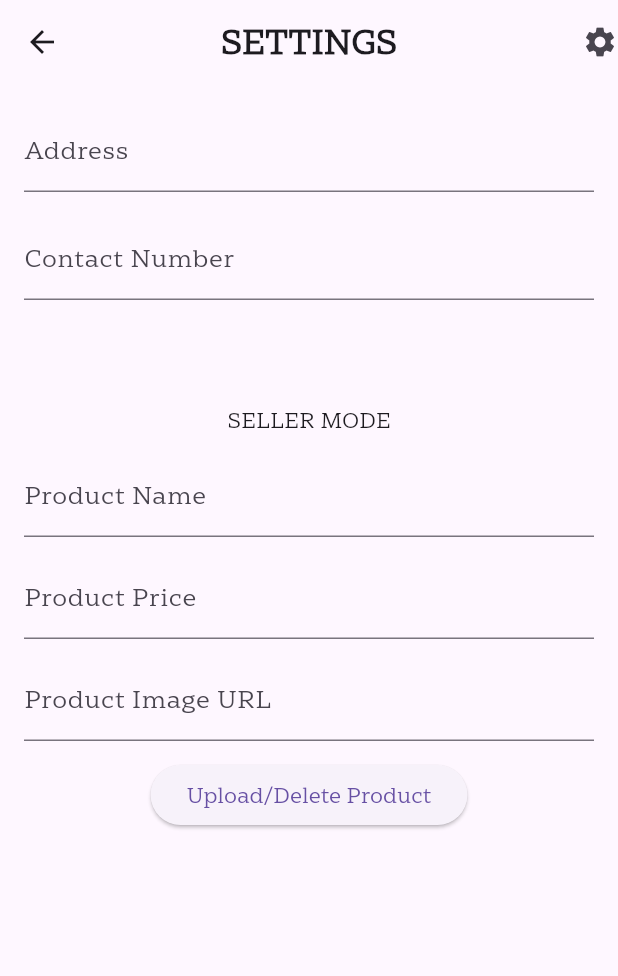
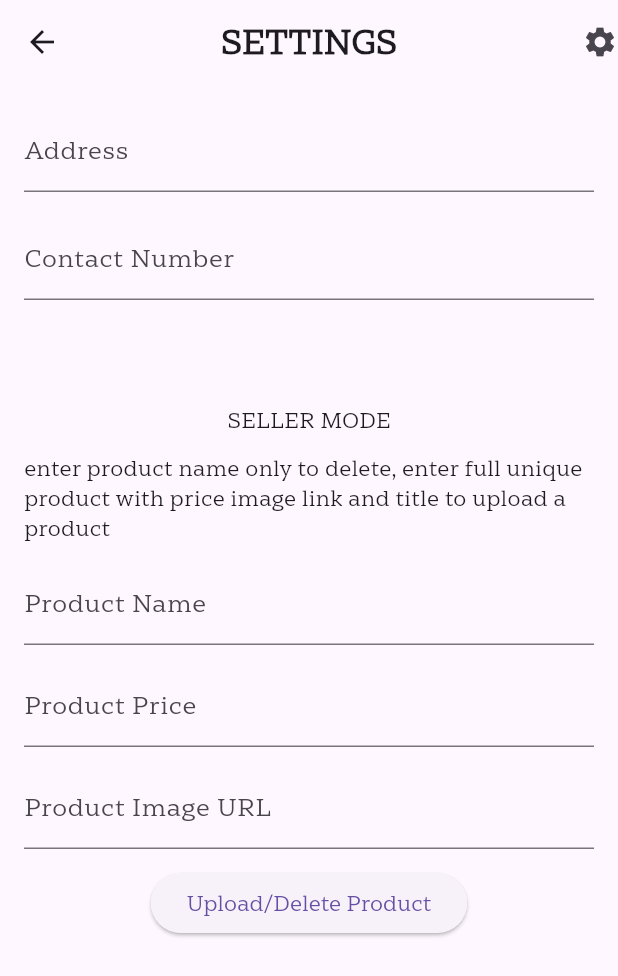
Before and after one commit to mert-karacavusoglu/CS310-Spring-2025-Project-Group-29, a Flutter app: the SettingsPage screen opened by its route, on a phone screen of 412 x 824 dp. Shown: the top 976 px of the screen. Run offline on Flutter 3.47's test engine with Material 3 defaults, Android fonts, the phone set to English and light mode, and no system bars; our stand-ins replace cloud_firestore, firebase_auth, firebase_core; accounts and stored records are empty.

Commit message:
minor adjustment not important

```diff
--- a/lib/routes/settings.dart
+++ b/lib/routes/settings.dart
@@ -187,6 +187,8 @@ class _SettingsPageState extends State<SettingsPage> {
             const SizedBox(height: 70),
             Text("SELLER MODE"),
             const SizedBox(height: 12),
+            Text("enter product name only to delete, enter full unique product with price image link and title to upload a product"),
+            const SizedBox(height: 12),
             TextFormField(
               controller: titleController,
               decoration: const InputDecoration(labelText: 'Product Name'),
```
